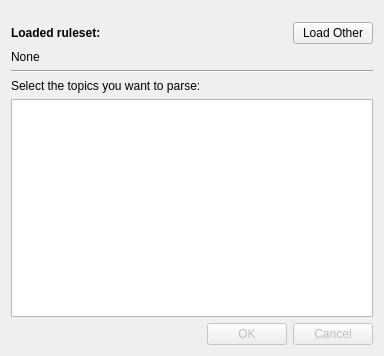
First picture: the form in plugins/DataLoadROS/dialog_select_ros_topics.ui, repository ziparker/PlotJuggler, before the edit.
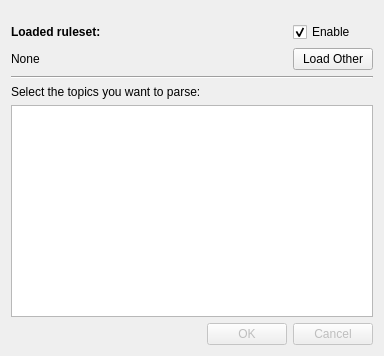
Second picture: the form after the edit.

Commit message: check rules

What changed in the file:
```diff
--- a/plugins/DataLoadROS/dialog_select_ros_topics.ui
+++ b/plugins/DataLoadROS/dialog_select_ros_topics.ui
@@ -19,19 +19,6 @@
      <property name="topMargin">
       <number>11</number>
      </property>
-     <item row="0" column="1">
-      <widget class="QPushButton" name="pushButtonLoadRules">
-       <property name="maximumSize">
-        <size>
-         <width>80</width>
-         <height>16777215</height>
-        </size>
-       </property>
-       <property name="text">
-        <string>Load Other</string>
-       </property>
-      </widget>
-     </item>
      <item row="0" column="0">
       <widget class="QLabel" name="label">
        <property name="font">
@@ -52,6 +39,29 @@
        </property>
       </widget>
      </item>
+     <item row="1" column="1">
+      <widget class="QPushButton" name="pushButtonLoadRules">
+       <property name="maximumSize">
+        <size>
+         <width>80</width>
+         <height>16777215</height>
+        </size>
+       </property>
+       <property name="text">
+        <string>Load Other</string>
+       </property>
+      </widget>
+     </item>
+     <item row="0" column="1">
+      <widget class="QCheckBox" name="checkBoxEnableSubstitution">
+       <property name="text">
+        <string>Enable</string>
+       </property>
+       <property name="checked">
+        <bool>true</bool>
+       </property>
+      </widget>
+     </item>
     </layout>
    </item>
    <item>
```
The commit also changes 4 other files.
